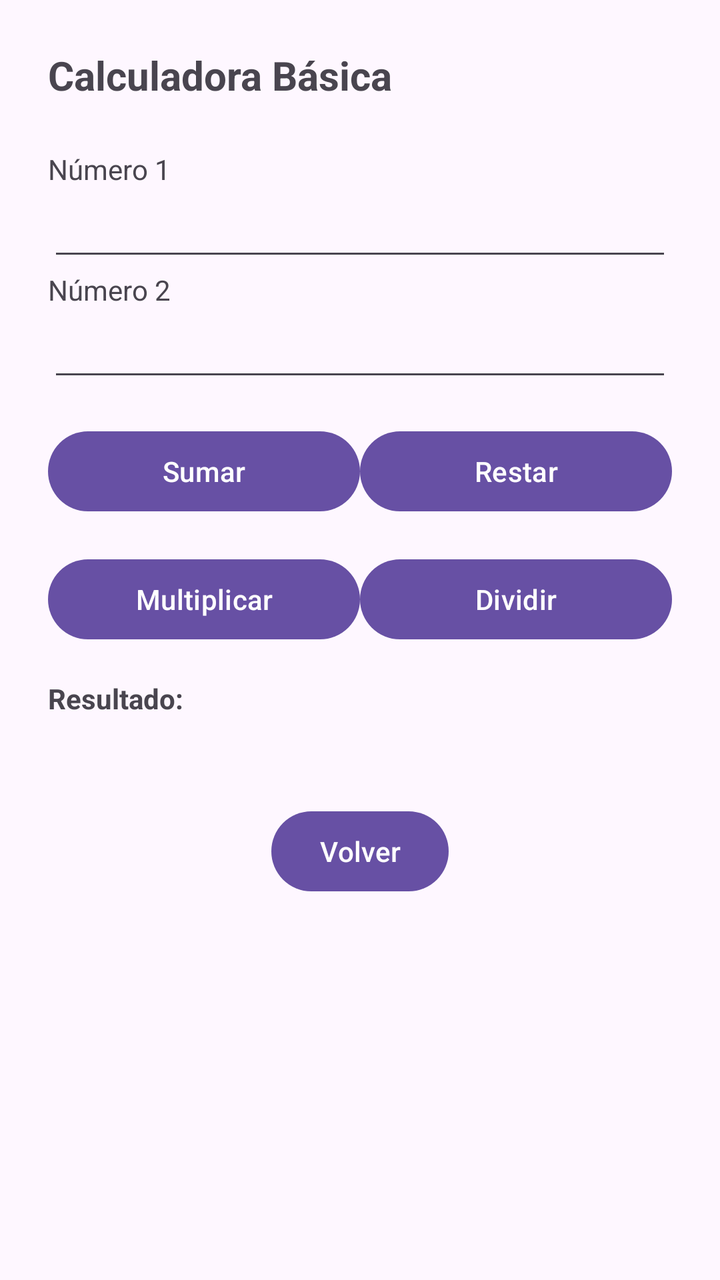
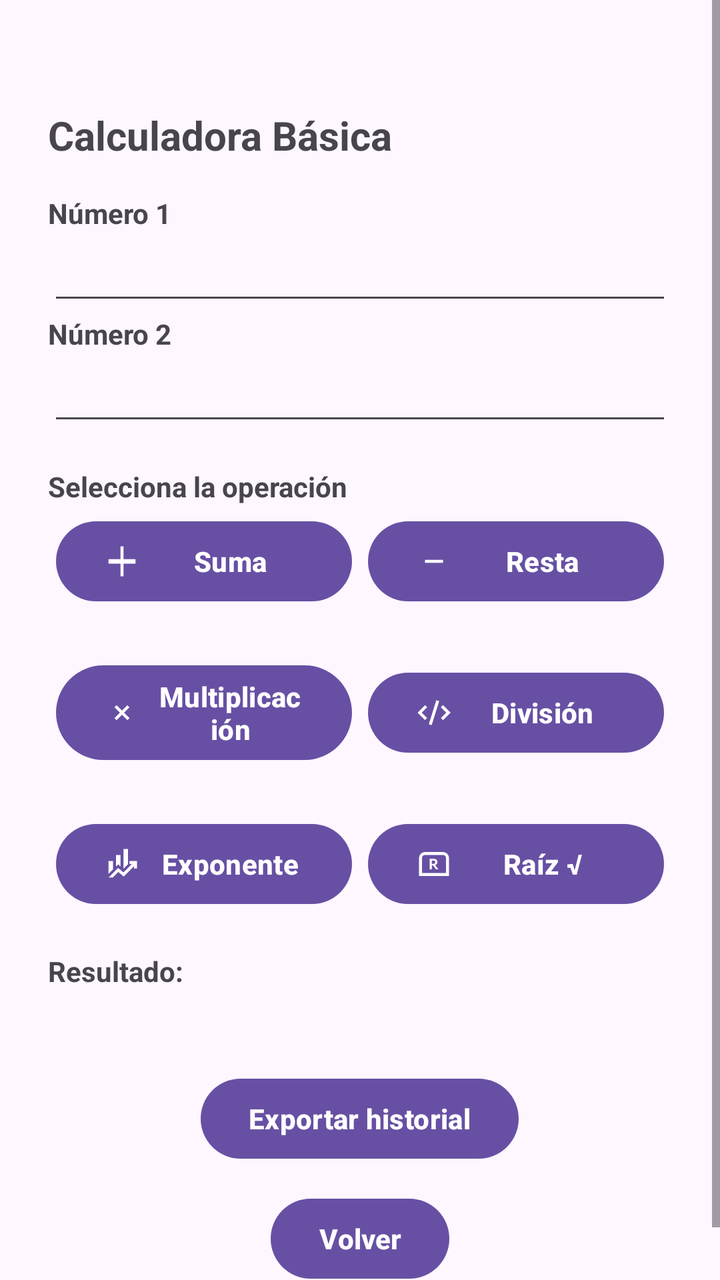

Before-and-after screenshots of an Android layout around one commit, followed by the original layout XML and the change that was made.
<!-- AndroidManifest.xml: application theme Theme.Desafio1 -->
<!-- res/layout/activity_calculadora.xml -->
<?xml version="1.0" encoding="utf-8"?>
<LinearLayout xmlns:android="http://schemas.android.com/apk/res/android"
    xmlns:tools="http://schemas.android.com/tools"
    android:id="@+id/main"
    android:layout_width="match_parent"
    android:layout_height="match_parent"
    android:orientation="vertical"
    android:padding="24dp"
    tools:context=".CalculadoraActivity">

    <TextView
        android:layout_width="wrap_content"
        android:layout_height="wrap_content"
        android:text="@string/titulo_calculadora"
        android:textSize="20sp"
        android:textStyle="bold"
        android:layout_marginBottom="24dp" />

    <TextView
        android:layout_width="wrap_content"
        android:layout_height="wrap_content"
        android:text="@string/hint_num1" />

    <EditText
        android:id="@+id/num1EditText"
        android:layout_width="match_parent"
        android:layout_height="wrap_content"
        android:inputType="numberDecimal" />

    <TextView
        android:layout_width="wrap_content"
        android:layout_height="wrap_content"
        android:text="@string/hint_num2" />

    <EditText
        android:id="@+id/num2EditText"
        android:layout_width="match_parent"
        android:layout_height="wrap_content"
        android:inputType="numberDecimal"
        android:layout_marginBottom="16dp" />

    <LinearLayout
        android:layout_width="match_parent"
        android:layout_height="wrap_content"
        android:orientation="horizontal"
        android:gravity="center"
        android:layout_marginBottom="16dp">

        <Button
            android:id="@+id/sumarBtn"
            android:layout_width="0dp"
            android:layout_height="wrap_content"
            android:layout_weight="1"
            android:text="@string/btn_sumar" />

        <Button
            android:id="@+id/restarBtn"
            android:layout_width="0dp"
            android:layout_height="wrap_content"
            android:layout_weight="1"
            android:text="@string/btn_restar" />

    </LinearLayout>

    <LinearLayout
        android:layout_width="match_parent"
        android:layout_height="wrap_content"
        android:orientation="horizontal"
        android:gravity="center"
        android:layout_marginBottom="16dp">

        <Button
            android:id="@+id/multiplicarBtn"
            android:layout_width="0dp"
            android:layout_height="wrap_content"
            android:layout_weight="1"
            android:text="@string/btn_multiplicar" />

        <Button
            android:id="@+id/dividirBtn"
            android:layout_width="0dp"
            android:layout_height="wrap_content"
            android:layout_weight="1"
            android:text="@string/btn_dividir" />

    </LinearLayout>

    <TextView
        android:layout_width="wrap_content"
        android:layout_height="wrap_content"
        android:text="@string/label_resultado"
        android:textStyle="bold" />

    <TextView
        android:id="@+id/resultadoTextView"
        android:layout_width="wrap_content"
        android:layout_height="wrap_content" />

    <Button
        android:id="@+id/volverBtn"
        android:layout_width="wrap_content"
        android:layout_height="wrap_content"
        android:layout_gravity="center_horizontal"
        android:layout_marginTop="24dp"
        android:text="@string/btn_volver" />

</LinearLayout>
<!-- resources referenced by this layout -->
<resources>
  <string name="btn_dividir">Dividir</string>
  <string name="btn_multiplicar">Multiplicar</string>
  <string name="btn_restar">Restar</string>
  <string name="btn_sumar">Sumar</string>
  <string name="btn_volver">Volver</string>
  <string name="hint_num1">Número 1</string>
  <string name="hint_num2">Número 2</string>
  <string name="label_resultado">Resultado:</string>
  <!-- unchanged entries left out for length: 3 -->
</resources>

<!-- the commit's change to res/layout/activity_calculadora.xml (unified diff, before → after) -->
@@ -1,107 +1,175 @@
 <?xml version="1.0" encoding="utf-8"?>
-<LinearLayout xmlns:android="http://schemas.android.com/apk/res/android"
+<ScrollView xmlns:android="http://schemas.android.com/apk/res/android"
     xmlns:tools="http://schemas.android.com/tools"
-    android:id="@+id/main"
     android:layout_width="match_parent"
     android:layout_height="match_parent"
-    android:orientation="vertical"
-    android:padding="24dp"
-    tools:context=".CalculadoraActivity">
+    xmlns:app="http://schemas.android.com/apk/res-auto">
 
-    <TextView
-        android:layout_width="wrap_content"
-        android:layout_height="wrap_content"
-        android:text="@string/titulo_calculadora"
-        android:textSize="20sp"
-        android:textStyle="bold"
-        android:layout_marginBottom="24dp" />
-
-    <TextView
-        android:layout_width="wrap_content"
-        android:layout_height="wrap_content"
-        android:text="@string/hint_num1" />
-
-    <EditText
-        android:id="@+id/num1EditText"
+    <LinearLayout
+        android:id="@+id/main"
         android:layout_width="match_parent"
         android:layout_height="wrap_content"
-        android:inputType="numberDecimal" />
+        android:orientation="vertical"
+        android:padding="@dimen/padding_pantalla"
+        tools:context=".CalculadoraActivity">
 
-    <TextView
-        android:layout_width="wrap_content"
-        android:layout_height="wrap_content"
-        android:text="@string/hint_num2" />
+        <TextView
+            android:layout_marginTop="30sp"
+            android:layout_width="wrap_content"
+            android:layout_height="wrap_content"
+            android:text="@string/titulo_calculadora"
+            android:textSize="@dimen/texto_titulo"
+            android:textStyle="bold"
+            android:layout_marginBottom="@dimen/margen_grande" />
 
-    <EditText
-        android:id="@+id/num2EditText"
-        android:layout_width="match_parent"
-        android:layout_height="wrap_content"
-        android:inputType="numberDecimal"
-        android:layout_marginBottom="16dp" />
+        <TextView
+            android:textStyle="bold"
+            android:layout_width="wrap_content"
+            android:layout_height="wrap_content"
+            android:text="@string/hint_num1" />
 
-    <LinearLayout
-        android:layout_width="match_parent"
-        android:layout_height="wrap_content"
-        android:orientation="horizontal"
-        android:gravity="center"
-        android:layout_marginBottom="16dp">
+        <EditText
+            android:id="@+id/num1EditText"
+            android:layout_width="match_parent"
+            android:layout_height="wrap_content"
+            android:inputType="numberDecimal|numberSigned" />
+
+        <TextView
+            android:textStyle="bold"
+            android:layout_width="wrap_content"
+            android:layout_height="wrap_content"
+            android:text="@string/hint_num2" />
+
+        <EditText
+            android:id="@+id/num2EditText"
+            android:layout_width="match_parent"
+            android:layout_height="wrap_content"
+            android:inputType="numberDecimal|numberSigned"
+            android:layout_marginBottom="@dimen/margen_grande" />
+
+        <TextView
+            android:textStyle="bold"
+            android:layout_width="wrap_content"
+            android:layout_height="wrap_content"
+            android:text="@string/label_operacion" />
+
+
+        <LinearLayout
+            android:layout_width="match_parent"
+            android:layout_height="wrap_content"
+            android:orientation="horizontal"
+            android:gravity="center"
+            android:layout_marginBottom="@dimen/margen_grande">
+
+            <Button
+                android:textStyle="bold"
+                android:id="@+id/sumarBtn"
+                android:layout_width="0dp"
+                android:layout_height="wrap_content"
+                android:layout_weight="1"
+                android:layout_margin="4dp"
+                android:text="@string/btn_sumar"
+                app:icon="@drawable/ic_suma" />
+
+            <Button
+                android:textStyle="bold"
+                android:id="@+id/restarBtn"
+                android:layout_width="0dp"
+                android:layout_height="wrap_content"
+                android:layout_weight="1"
+                android:layout_margin="4dp"
+                android:text="@string/btn_restar"
+                app:icon="@drawable/ic_resta" />
+
+        </LinearLayout>
+
+        <LinearLayout
+            android:layout_width="match_parent"
+            android:layout_height="wrap_content"
+            android:orientation="horizontal"
+            android:gravity="center"
+            android:layout_marginBottom="@dimen/margen_grande">
+
+            <Button
+                android:textStyle="bold"
+                android:id="@+id/multiplicarBtn"
+                android:layout_width="0dp"
+                android:layout_height="wrap_content"
+                android:layout_weight="1"
+                android:layout_margin="4dp"
+                android:text="@string/btn_multiplicar"
+                app:icon="@drawable/ic_multiplicar" />
+
+            <Button
+                android:textStyle="bold"
+                android:id="@+id/dividirBtn"
+                android:layout_width="0dp"
+                android:layout_height="wrap_content"
+                android:layout_weight="1"
+                android:layout_margin="4dp"
+                android:text="@string/btn_dividir"
+                app:icon="@drawable/ic_dividir" />
+
+        </LinearLayout>
+
+        <LinearLayout
+            android:layout_width="match_parent"
+            android:layout_height="wrap_content"
+            android:orientation="horizontal"
+            android:gravity="center"
+            android:layout_marginBottom="@dimen/margen_grande">
+
+            <Button
+                android:textStyle="bold"
+                android:id="@+id/exponenteBtn"
+                android:layout_width="0dp"
+                android:layout_height="wrap_content"
+                android:layout_weight="1"
+                android:layout_margin="4dp"
+                android:text="@string/btn_exponente"
+                app:icon="@drawable/ic_exponente" />
+
+            <Button
+                android:textStyle="bold"
+                android:id="@+id/raizBtn"
+                android:layout_width="0dp"
+                android:layout_height="wrap_content"
+                android:layout_weight="1"
+                android:layout_margin="4dp"
+                android:text="@string/btn_raiz"
+                app:icon="@drawable/ic_raiz" />
+
+        </LinearLayout>
+
+        <TextView
+            android:layout_width="wrap_content"
+            android:layout_height="wrap_content"
+            android:text="@string/label_resultado"
+            android:textStyle="bold" />
+
+        <TextView
+            android:id="@+id/resultadoTextView"
+            android:layout_width="wrap_content"
+            android:layout_height="wrap_content"
+            android:textSize="@dimen/texto_resultado"
+            android:layout_marginBottom="@dimen/margen_grande" />
 
         <Button
-            android:id="@+id/sumarBtn"
-            android:layout_width="0dp"
+            android:textStyle="bold"
+            android:id="@+id/exportarBtn"
+            android:layout_width="wrap_content"
             android:layout_height="wrap_content"
-            android:layout_weight="1"
-            android:text="@string/btn_sumar" />
+            android:layout_gravity="center_horizontal"
+            android:text="@string/btn_exportar_historial"
+            android:layout_marginBottom="@dimen/margen_mediano" />
 
         <Button
-            android:id="@+id/restarBtn"
-            android:layout_width="0dp"
+            android:textStyle="bold"
+            android:id="@+id/volverBtn"
+            android:layout_width="wrap_content"
             android:layout_height="wrap_content"
-            android:layout_weight="1"
-            android:text="@string/btn_restar" />
+            android:layout_gravity="center_horizontal"
+            android:text="@string/btn_volver" />
 
     </LinearLayout>
-
-    <LinearLayout
-        android:layout_width="match_parent"
-        android:layout_height="wrap_content"
-        android:orientation="horizontal"
-        android:gravity="center"
-        android:layout_marginBottom="16dp">
-
-        <Button
-            android:id="@+id/multiplicarBtn"
-            android:layout_width="0dp"
-            android:layout_height="wrap_content"
-            android:layout_weight="1"
-            android:text="@string/btn_multiplicar" />
-
-        <Button
-            android:id="@+id/dividirBtn"
-            android:layout_width="0dp"
-            android:layout_height="wrap_content"
-            android:layout_weight="1"
-            android:text="@string/btn_dividir" />
-
-    </LinearLayout>
-
-    <TextView
-        android:layout_width="wrap_content"
-        android:layout_height="wrap_content"
-        android:text="@string/label_resultado"
-        android:textStyle="bold" />
-
-    <TextView
-        android:id="@+id/resultadoTextView"
-        android:layout_width="wrap_content"
-        android:layout_height="wrap_content" />
-
-    <Button
-        android:id="@+id/volverBtn"
-        android:layout_width="wrap_content"
-        android:layout_height="wrap_content"
-        android:layout_gravity="center_horizontal"
-        android:layout_marginTop="24dp"
-        android:text="@string/btn_volver" />
-
-</LinearLayout>
+</ScrollView>
<!-- resource entries referenced after the edit -->
@@ -1,12 +1,57 @@
 <!-- resources referenced by this layout -->
 <resources>
-  <string name="btn_dividir">Dividir</string>
-  <string name="btn_multiplicar">Multiplicar</string>
-  <string name="btn_restar">Restar</string>
-  <string name="btn_sumar">Sumar</string>
+  <dimen name="margen_grande">16dp</dimen>
+  <dimen name="margen_mediano">12dp</dimen>
+  <dimen name="padding_pantalla">24dp</dimen>
+  <dimen name="texto_resultado">18sp</dimen>
+  <dimen name="texto_titulo">20sp</dimen>
+  <!-- drawable ic_dividir (drawable) -->
+  <vector xmlns:android="http://schemas.android.com/apk/res/android" android:height="24dp" android:tint="#000000" android:viewportHeight="960" android:viewportWidth="960" android:width="24dp">
+        
+      <path android:fillColor="@android:color/white" android:pathData="M240,680L40,480L240,280L296,336L153,480L296,624L240,680ZM418,812L342,788L542,148L618,172L418,812ZM720,680L664,624L807,480L664,336L720,280L920,480L720,680Z"/>
+      
+  </vector>
+  <!-- drawable ic_exponente (drawable) -->
+  <vector xmlns:android="http://schemas.android.com/apk/res/android" android:height="24dp" android:tint="#000000" android:viewportHeight="960" android:viewportWidth="960" android:width="24dp">
+        
+      <path android:fillColor="@android:color/white" android:pathData="M320,546L320,240L440,240L440,546L380,490L320,546ZM520,606L520,80L640,80L640,486L520,606ZM120,744L120,400L240,400L240,624L120,744ZM120,842L378,584L520,706L744,482L680,482L680,402L880,402L880,602L800,602L800,538L524,814L382,692L232,842L120,842Z"/>
+      
+  </vector>
+  <!-- drawable ic_multiplicar (drawable) -->
+  <vector xmlns:android="http://schemas.android.com/apk/res/android" android:height="24dp" android:tint="#000000" android:viewportHeight="960" android:viewportWidth="960" android:width="24dp">
+        
+      <path android:fillColor="@android:color/white" android:pathData="M336,680L280,624L424,480L280,337L336,281L480,425L623,281L679,337L535,480L679,624L623,680L480,536L336,680Z"/>
+      
+  </vector>
+  <!-- drawable ic_raiz (drawable) -->
+  <vector xmlns:android="http://schemas.android.com/apk/res/android" android:height="24dp" android:tint="#000000" android:viewportHeight="960" android:viewportWidth="960" android:width="24dp">
+        
+      <path android:fillColor="@android:color/white" android:pathData="M365,620L420,620L420,518L457,518L530,620L595,620L513,511Q541,500 555.5,479Q570,458 570,429Q570,384 542,362Q514,340 460,340L365,340L365,620ZM420,477L420,389L457,388Q483,387 498,399Q513,411 513,432Q513,454 496.5,465.5Q480,477 449,477L420,477ZM80,800L80,320Q80,254 127,207Q174,160 240,160L720,160Q786,160 833,207Q880,254 880,320L880,800L80,800ZM160,720L800,720L800,320Q800,287 776.5,263.5Q753,240 720,240L240,240Q207,240 183.5,263.5Q160,287 160,320L160,720ZM160,720L160,720Q160,720 183.5,720Q207,720 240,720L720,720Q753,720 776.5,720Q800,720 800,720L800,720L160,720Z"/>
+      
+  </vector>
+  <!-- drawable ic_resta (drawable) -->
+  <vector xmlns:android="http://schemas.android.com/apk/res/android" android:height="24dp" android:tint="#000000" android:viewportHeight="960" android:viewportWidth="960" android:width="24dp">
+        
+      <path android:fillColor="@android:color/white" android:pathData="M240,520L240,440L720,440L720,520L240,520Z"/>
+      
+  </vector>
+  <!-- drawable ic_suma (drawable) -->
+  <vector xmlns:android="http://schemas.android.com/apk/res/android" android:height="24dp" android:tint="#000000" android:viewportHeight="960" android:viewportWidth="960" android:width="24dp">
+        
+      <path android:fillColor="@android:color/white" android:pathData="M440,880L440,540L120,540L120,420L440,420L440,80L520,80L520,420L840,420L840,540L520,540L520,880L440,880Z"/>
+      
+  </vector>
+  <string name="btn_dividir">División</string>
+  <string name="btn_exponente">Exponente</string>
+  <string name="btn_exportar_historial">Exportar historial</string>
+  <string name="btn_multiplicar">Multiplicación</string>
+  <string name="btn_raiz">Raíz √</string>
+  <string name="btn_restar">Resta</string>
+  <string name="btn_sumar">Suma</string>
   <string name="btn_volver">Volver</string>
   <string name="hint_num1">Número 1</string>
   <string name="hint_num2">Número 2</string>
+  <string name="label_operacion">Selecciona la operación</string>
   <string name="label_resultado">Resultado:</string>
   <!-- unchanged entries left out for length: 3 -->
 </resources>
